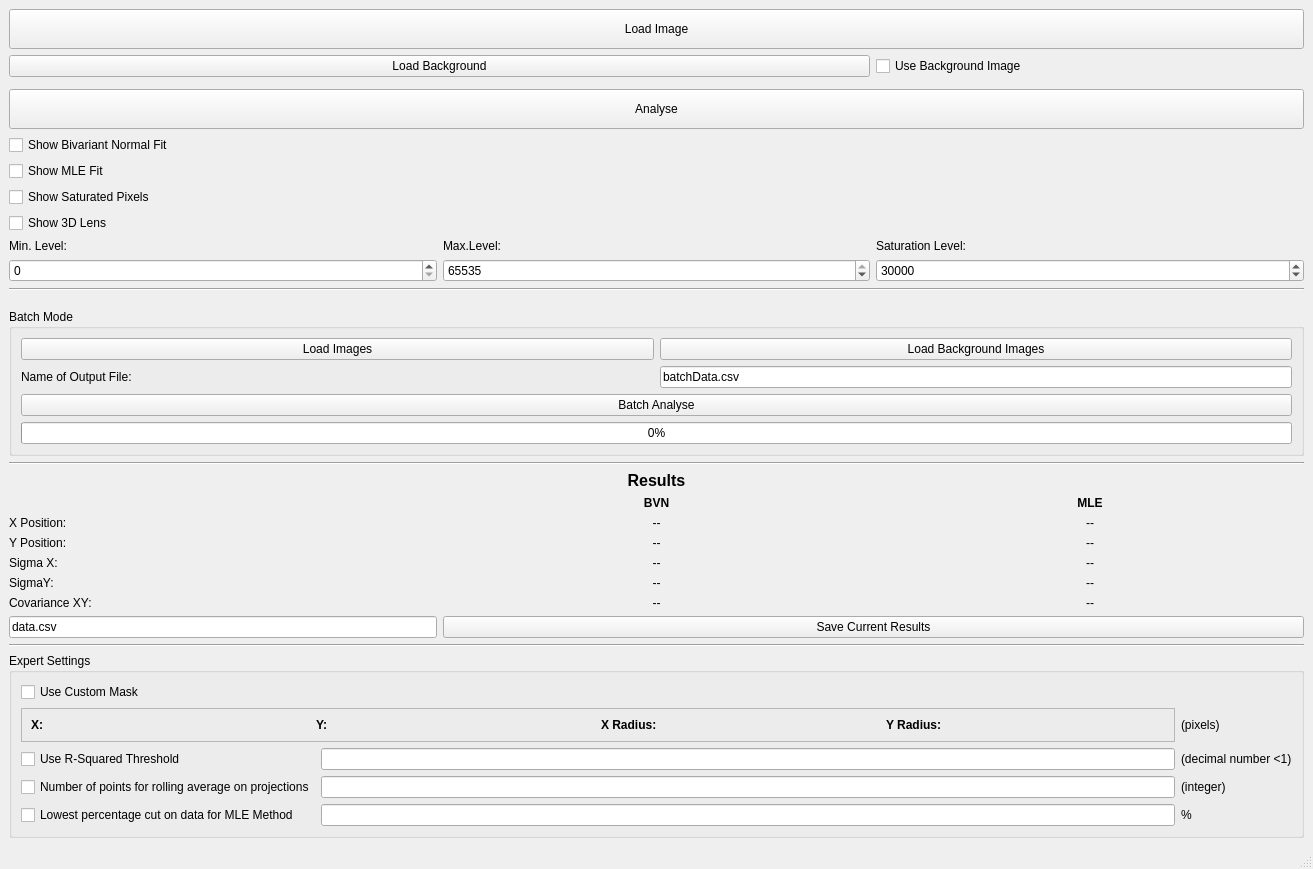
This is Apps/BYScIT/v2/view/view.ui in VELA-CLARA-software/Software as Qt 5 draws it before an edit. The edited form follows.
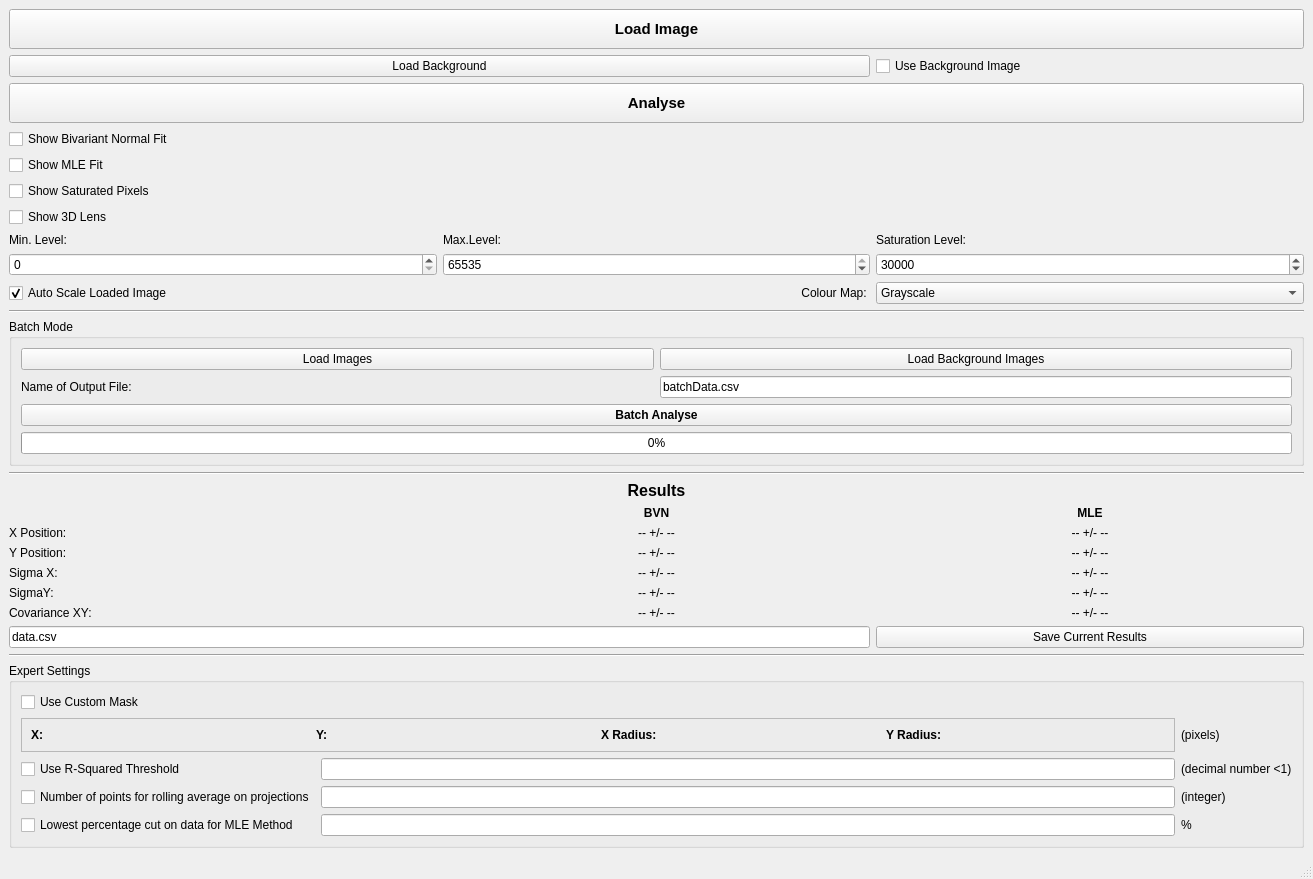
This is the edited form. Icons and pictures are not drawn.

The edit to the form file:
```diff
--- a/Apps/BYScIT/v2/view/view.ui
+++ b/Apps/BYScIT/v2/view/view.ui
@@ -7,11 +7,11 @@
     <x>0</x>
     <y>0</y>
     <width>1313</width>
-    <height>835</height>
+    <height>856</height>
    </rect>
   </property>
   <property name="sizePolicy">
-   <sizepolicy hsizetype="Preferred" vsizetype="Expanding">
+   <sizepolicy hsizetype="Preferred" vsizetype="Preferred">
     <horstretch>0</horstretch>
     <verstretch>0</verstretch>
    </sizepolicy>
@@ -28,17 +28,61 @@
   </property>
   <widget class="QWidget" name="centralwidget">
    <layout class="QGridLayout" name="gridLayout">
-    <item row="9" column="1">
-     <widget class="QSpinBox" name="spinBox_max">
-      <property name="maximum">
-       <number>65535</number>
+    <item row="3" column="0">
+     <widget class="QCheckBox" name="checkBox_showBVNFit">
+      <property name="text">
+       <string>Show Bivariant Normal Fit</string>
       </property>
-      <property name="value">
-       <number>65535</number>
+     </widget>
+    </item>
+    <item row="7" column="2">
+     <widget class="QLabel" name="label_6">
+      <property name="text">
+       <string>Saturation Level:</string>
+      </property>
+     </widget>
+    </item>
+    <item row="7" column="0">
+     <widget class="QLabel" name="label">
+      <property name="sizePolicy">
+       <sizepolicy hsizetype="Preferred" vsizetype="Fixed">
+        <horstretch>0</horstretch>
+        <verstretch>0</verstretch>
+       </sizepolicy>
+      </property>
+      <property name="text">
+       <string>Min. Level:</string>
+      </property>
+     </widget>
+    </item>
+    <item row="7" column="1">
+     <widget class="QLabel" name="label_2">
+      <property name="sizePolicy">
+       <sizepolicy hsizetype="Preferred" vsizetype="Fixed">
+        <horstretch>0</horstretch>
+        <verstretch>0</verstretch>
+       </sizepolicy>
+      </property>
+      <property name="text">
+       <string>Max.Level:</string>
+      </property>
+     </widget>
+    </item>
+    <item row="6" column="0">
+     <widget class="QCheckBox" name="checkBox_show3DLens">
+      <property name="text">
+       <string>Show 3D Lens</string>
       </property>
      </widget>
     </item>
     <item row="5" column="0">
+     <widget class="QCheckBox" name="checkBox_showSaturatedPixels">
+      <property name="text">
+       <string>Show Saturated Pixels</string>
+      </property>
+     </widget>
+    </item>
+    <item row="4" column="0">
      <widget class="QCheckBox" name="checkBox_showMLEFit">
       <property name="text">
        <string>Show MLE Fit</string>
@@ -46,281 +90,191 @@
      </widget>
     </item>
     <item row="8" column="0">
-     <widget class="QLabel" name="label">
-      <property name="sizePolicy">
-       <sizepolicy hsizetype="Preferred" vsizetype="Fixed">
-        <horstretch>0</horstretch>
-        <verstretch>0</verstretch>
-       </sizepolicy>
-      </property>
-      <property name="text">
-       <string>Min. Level:</string>
-      </property>
-     </widget>
-    </item>
-    <item row="14" column="0" colspan="3">
-     <widget class="Line" name="line_2">
-      <property name="sizePolicy">
-       <sizepolicy hsizetype="Minimum" vsizetype="MinimumExpanding">
-        <horstretch>0</horstretch>
-        <verstretch>0</verstretch>
-       </sizepolicy>
-      </property>
-      <property name="orientation">
-       <enum>Qt::Horizontal</enum>
-      </property>
-     </widget>
-    </item>
-    <item row="9" column="0">
      <widget class="QSpinBox" name="spinBox_min">
       <property name="maximum">
        <number>65535</number>
       </property>
      </widget>
     </item>
-    <item row="21" column="1">
-     <widget class="QLabel" name="label_cxyBVN">
-      <property name="text">
-       <string>--</string>
+    <item row="8" column="1">
+     <widget class="QSpinBox" name="spinBox_max">
+      <property name="maximum">
+       <number>65535</number>
       </property>
-      <property name="alignment">
-       <set>Qt::AlignCenter</set>
+      <property name="value">
+       <number>65535</number>
       </property>
      </widget>
     </item>
-    <item row="21" column="0">
-     <widget class="QLabel" name="label_20">
-      <property name="text">
-       <string>Covariance XY:</string>
+    <item row="8" column="2">
+     <widget class="QSpinBox" name="spinBox_satLevel">
+      <property name="maximum">
+       <number>65535</number>
       </property>
+      <property name="value">
+       <number>30000</number>
+      </property>
      </widget>
     </item>
-    <item row="20" column="2">
-     <widget class="QLabel" name="label_syMLE">
-      <property name="text">
-       <string>--</string>
+    <item row="21" column="0" colspan="3">
+     <widget class="Line" name="line">
+      <property name="orientation">
+       <enum>Qt::Horizontal</enum>
       </property>
-      <property name="alignment">
-       <set>Qt::AlignCenter</set>
-      </property>
      </widget>
     </item>
-    <item row="20" column="1">
+    <item row="18" column="1">
      <widget class="QLabel" name="label_syBVN">
       <property name="text">
-       <string>--</string>
+       <string>-- +/- --</string>
       </property>
       <property name="alignment">
        <set>Qt::AlignCenter</set>
       </property>
      </widget>
     </item>
-    <item row="20" column="0">
+    <item row="18" column="0">
      <widget class="QLabel" name="label_19">
       <property name="text">
        <string>SigmaY:</string>
       </property>
      </widget>
     </item>
-    <item row="19" column="2">
+    <item row="17" column="2">
      <widget class="QLabel" name="label_sxMLE">
       <property name="text">
-       <string>--</string>
+       <string>-- +/- --</string>
       </property>
       <property name="alignment">
        <set>Qt::AlignCenter</set>
       </property>
      </widget>
     </item>
-    <item row="18" column="0">
-     <widget class="QLabel" name="label_17">
-      <property name="text">
-       <string>Y Position:</string>
-      </property>
-     </widget>
-    </item>
     <item row="17" column="1">
-     <widget class="QLabel" name="label_xBVN">
+     <widget class="QLabel" name="label_sxBVN">
       <property name="text">
-       <string>--</string>
+       <string>-- +/- --</string>
       </property>
       <property name="alignment">
        <set>Qt::AlignCenter</set>
       </property>
      </widget>
     </item>
-    <item row="17" column="2">
-     <widget class="QLabel" name="label_xMLE">
+    <item row="19" column="2">
+     <widget class="QLabel" name="label_cxyMLE">
       <property name="text">
-       <string>--</string>
+       <string>-- +/- --</string>
       </property>
       <property name="alignment">
        <set>Qt::AlignCenter</set>
       </property>
      </widget>
     </item>
-    <item row="17" column="0">
-     <widget class="QLabel" name="label_16">
+    <item row="19" column="1">
+     <widget class="QLabel" name="label_cxyBVN">
       <property name="text">
-       <string>X Position:</string>
+       <string>-- +/- --</string>
+      </property>
+      <property name="alignment">
+       <set>Qt::AlignCenter</set>
       </property>
      </widget>
     </item>
     <item row="19" column="0">
+     <widget class="QLabel" name="label_20">
+      <property name="text">
+       <string>Covariance XY:</string>
+      </property>
+     </widget>
+    </item>
+    <item row="18" column="2">
+     <widget class="QLabel" name="label_syMLE">
+      <property name="text">
+       <string>-- +/- --</string>
+      </property>
+      <property name="alignment">
+       <set>Qt::AlignCenter</set>
+      </property>
+     </widget>
+    </item>
+    <item row="17" column="0">
      <widget class="QLabel" name="label_18">
       <property name="text">
        <string>Sigma X:</string>
       </property>
      </widget>
     </item>
-    <item row="21" column="2">
-     <widget class="QLabel" name="label_cxyMLE">
-      <property name="text">
-       <string>--</string>
-      </property>
-      <property name="alignment">
-       <set>Qt::AlignCenter</set>
-      </property>
-     </widget>
-    </item>
-    <item row="23" column="0" colspan="3">
-     <widget class="Line" name="line">
-      <property name="orientation">
-       <enum>Qt::Horizontal</enum>
-      </property>
-     </widget>
-    </item>
-    <item row="18" column="1">
-     <widget class="QLabel" name="label_yBVN">
-      <property name="text">
-       <string>--</string>
-      </property>
-      <property name="alignment">
-       <set>Qt::AlignCenter</set>
-      </property>
-     </widget>
-    </item>
     <item row="16" column="2">
-     <widget class="QLabel" name="label_5">
-      <property name="font">
-       <font>
-        <weight>75</weight>
-        <bold>true</bold>
-       </font>
-      </property>
-      <property name="text">
-       <string>MLE</string>
-      </property>
-      <property name="alignment">
-       <set>Qt::AlignCenter</set>
-      </property>
-     </widget>
-    </item>
-    <item row="18" column="2">
      <widget class="QLabel" name="label_yMLE">
       <property name="text">
-       <string>--</string>
+       <string>-- +/- --</string>
       </property>
       <property name="alignment">
        <set>Qt::AlignCenter</set>
       </property>
      </widget>
     </item>
-    <item row="19" column="1">
-     <widget class="QLabel" name="label_sxBVN">
-      <property name="text">
-       <string>--</string>
-      </property>
-      <property name="alignment">
-       <set>Qt::AlignCenter</set>
-      </property>
-     </widget>
-    </item>
-    <item row="8" column="2">
-     <widget class="QLabel" name="label_6">
-      <property name="text">
-       <string>Saturation Level:</string>
-      </property>
-     </widget>
-    </item>
-    <item row="3" column="0" colspan="3">
-     <widget class="QPushButton" name="pushButton_analyse">
-      <property name="sizePolicy">
-       <sizepolicy hsizetype="Minimum" vsizetype="MinimumExpanding">
-        <horstretch>0</horstretch>
-        <verstretch>0</verstretch>
-       </sizepolicy>
-      </property>
-      <property name="minimumSize">
-       <size>
-        <width>0</width>
-        <height>40</height>
-       </size>
-      </property>
-      <property name="text">
-       <string>Analyse</string>
-      </property>
-      <property name="checkable">
-       <bool>false</bool>
-      </property>
-      <property name="checked">
-       <bool>false</bool>
-      </property>
-      <property name="autoExclusive">
-       <bool>false</bool>
-      </property>
-     </widget>
-    </item>
-    <item row="8" column="1">
-     <widget class="QLabel" name="label_2">
-      <property name="sizePolicy">
-       <sizepolicy hsizetype="Preferred" vsizetype="Fixed">
-        <horstretch>0</horstretch>
-        <verstretch>0</verstretch>
-       </sizepolicy>
-      </property>
-      <property name="text">
-       <string>Max.Level:</string>
-      </property>
-     </widget>
-    </item>
-    <item row="0" column="0" colspan="3">
-     <widget class="QPushButton" name="pushButton_loadImage">
-      <property name="sizePolicy">
-       <sizepolicy hsizetype="Minimum" vsizetype="MinimumExpanding">
-        <horstretch>0</horstretch>
-        <verstretch>0</verstretch>
-       </sizepolicy>
-      </property>
-      <property name="minimumSize">
-       <size>
-        <width>0</width>
-        <height>40</height>
-       </size>
-      </property>
-      <property name="text">
-       <string>Load Image</string>
-      </property>
-     </widget>
-    </item>
-    <item row="9" column="2">
-     <widget class="QSpinBox" name="spinBox_satLevel">
-      <property name="maximum">
-       <number>65535</number>
-      </property>
-      <property name="value">
-       <number>30000</number>
-      </property>
-     </widget>
-    </item>
-    <item row="7" column="0">
-     <widget class="QCheckBox" name="checkBox_show3DLens">
-      <property name="text">
-       <string>Show 3D Lens</string>
-      </property>
-     </widget>
-    </item>
     <item row="16" column="1">
+     <widget class="QLabel" name="label_yBVN">
+      <property name="text">
+       <string>-- +/- --</string>
+      </property>
+      <property name="alignment">
+       <set>Qt::AlignCenter</set>
+      </property>
+     </widget>
+    </item>
+    <item row="16" column="0">
+     <widget class="QLabel" name="label_17">
+      <property name="text">
+       <string>Y Position:</string>
+      </property>
+     </widget>
+    </item>
+    <item row="15" column="2">
+     <widget class="QLabel" name="label_xMLE">
+      <property name="text">
+       <string>-- +/- --</string>
+      </property>
+      <property name="alignment">
+       <set>Qt::AlignCenter</set>
+      </property>
+     </widget>
+    </item>
+    <item row="15" column="1">
+     <widget class="QLabel" name="label_xBVN">
+      <property name="text">
+       <string>-- +/- --</string>
+      </property>
+      <property name="alignment">
+       <set>Qt::AlignCenter</set>
+      </property>
+     </widget>
+    </item>
+    <item row="15" column="0">
+     <widget class="QLabel" name="label_16">
+      <property name="text">
+       <string>X Position:</string>
+      </property>
+     </widget>
+    </item>
+    <item row="14" column="2">
+     <widget class="QLabel" name="label_5">
+      <property name="font">
+       <font>
+        <weight>75</weight>
+        <bold>true</bold>
+       </font>
+      </property>
+      <property name="text">
+       <string>MLE</string>
+      </property>
+      <property name="alignment">
+       <set>Qt::AlignCenter</set>
+      </property>
+     </widget>
+    </item>
+    <item row="14" column="1">
      <widget class="QLabel" name="label_4">
       <property name="font">
        <font>
@@ -336,128 +290,74 @@
       </property>
      </widget>
     </item>
-    <item row="15" column="0" colspan="3">
-     <widget class="QLabel" name="label_3">
-      <property name="font">
-       <font>
-        <pointsize>12</pointsize>
-        <weight>75</weight>
-        <bold>true</bold>
-       </font>
+    <item row="12" column="0" colspan="3">
+     <widget class="Line" name="line_2">
+      <property name="sizePolicy">
+       <sizepolicy hsizetype="Minimum" vsizetype="Fixed">
+        <horstretch>0</horstretch>
+        <verstretch>0</verstretch>
+       </sizepolicy>
       </property>
+      <property name="orientation">
+       <enum>Qt::Horizontal</enum>
+      </property>
+     </widget>
+    </item>
+    <item row="9" column="2">
+     <widget class="QComboBox" name="comboBox_colourMap">
+      <item>
+       <property name="text">
+        <string>Grayscale</string>
+       </property>
+      </item>
+      <item>
+       <property name="text">
+        <string>Inverted Grayscale</string>
+       </property>
+      </item>
+      <item>
+       <property name="text">
+        <string>Fire</string>
+       </property>
+      </item>
+      <item>
+       <property name="text">
+        <string>Rainbow</string>
+       </property>
+      </item>
+     </widget>
+    </item>
+    <item row="9" column="1">
+     <widget class="QLabel" name="label_ColourMap">
       <property name="text">
-       <string>Results</string>
+       <string>Colour Map: </string>
       </property>
       <property name="alignment">
-       <set>Qt::AlignCenter</set>
+       <set>Qt::AlignRight|Qt::AlignTrailing|Qt::AlignVCenter</set>
       </property>
      </widget>
     </item>
-    <item row="6" column="0">
-     <widget class="QCheckBox" name="checkBox_showSaturatedPixels">
+    <item row="9" column="0">
+     <widget class="QCheckBox" name="checkBox_autoScale">
       <property name="text">
-       <string>Show Saturated Pixels</string>
+       <string>Auto Scale Loaded Image</string>
       </property>
+      <property name="checked">
+       <bool>true</bool>
+      </property>
      </widget>
     </item>
-    <item row="4" column="0">
-     <widget class="QCheckBox" name="checkBox_showBVNFit">
+    <item row="1" column="2">
+     <widget class="QCheckBox" name="checkBox_useBackground">
       <property name="text">
-       <string>Show Bivariant Normal Fit</string>
+       <string>Use Background Image</string>
       </property>
      </widget>
     </item>
-    <item row="0" column="3" rowspan="25">
+    <item row="0" column="3" rowspan="23">
      <layout class="QGridLayout" name="gridLayout_4"/>
     </item>
-    <item row="10" column="0" colspan="3">
-     <widget class="Line" name="line_4">
-      <property name="orientation">
-       <enum>Qt::Horizontal</enum>
-      </property>
-     </widget>
-    </item>
-    <item row="13" column="0" colspan="3">
-     <widget class="QGroupBox" name="groupBox_2">
-      <property name="title">
-       <string>Batch Mode</string>
-      </property>
-      <layout class="QGridLayout" name="gridLayout_5">
-       <item row="0" column="0">
-        <widget class="QPushButton" name="pushButton_loadImagesBatch">
-         <property name="text">
-          <string>Load Images</string>
-         </property>
-         <property name="checkable">
-          <bool>false</bool>
-         </property>
-        </widget>
-       </item>
-       <item row="2" column="0">
-        <widget class="QLabel" name="label_11">
-         <property name="text">
-          <string>Name of Output File:</string>
-         </property>
-        </widget>
-       </item>
-       <item row="4" column="0" colspan="2">
-        <widget class="QProgressBar" name="progressBar_batchMode">
-         <property name="value">
-          <number>0</number>
-         </property>
-        </widget>
-       </item>
-       <item row="2" column="1">
-        <widget class="QLineEdit" name="lineEdit_dataFileNameBatch">
-         <property name="sizePolicy">
-          <sizepolicy hsizetype="Minimum" vsizetype="Fixed">
-           <horstretch>0</horstretch>
-           <verstretch>0</verstretch>
-          </sizepolicy>
-         </property>
-         <property name="text">
-          <string>batchData.csv</string>
-         </property>
-        </widget>
-       </item>
-       <item row="0" column="1">
-        <widget class="QPushButton" name="pushButton_loadBkgrndImagesBatch">
-         <property name="text">
-          <string>Load Background Images</string>
-         </property>
-        </widget>
-       </item>
-       <item row="3" column="0" colspan="2">
-        <widget class="QPushButton" name="pushButton_analyseBatch">
-         <property name="text">
-          <string>Batch Analyse</string>
-         </property>
-        </widget>
-       </item>
-      </layout>
-     </widget>
-    </item>
-    <item row="22" column="1" colspan="2">
-     <widget class="QPushButton" name="pushButton_saveCurrentData">
-      <property name="text">
-       <string>Save Current Results</string>
-      </property>
-     </widget>
-    </item>
-    <item row="22" column="0">
-     <widget class="QLineEdit" name="lineEdit_dataFileName">
-      <property name="sizePolicy">
-       <sizepolicy hsizetype="Minimum" vsizetype="Fixed">
-        <horstretch>0</horstretch>
-        <verstretch>0</verstretch>
-       </sizepolicy>
-      </property>
-      <property name="text">
-       <string>data.csv</string>
-      </property>
-     </widget>
-    </item>
-    <item row="24" column="0" colspan="3">
+    <item row="22" column="0" colspan="3">
      <widget class="QGroupBox" name="groupBox">
       <property name="title">
        <string>Expert Settings</string>
@@ -619,6 +519,137 @@
       </layout>
      </widget>
     </item>
+    <item row="13" column="1">
+     <widget class="QLabel" name="label_3">
+      <property name="font">
+       <font>
+        <pointsize>12</pointsize>
+        <weight>75</weight>
+        <bold>true</bold>
+       </font>
+      </property>
+      <property name="text">
+       <string>Results</string>
+      </property>
+      <property name="alignment">
+       <set>Qt::AlignCenter</set>
+      </property>
+     </widget>
+    </item>
+    <item row="10" column="0" colspan="3">
+     <widget class="Line" name="line_4">
+      <property name="orientation">
+       <enum>Qt::Horizontal</enum>
+      </property>
+     </widget>
+    </item>
+    <item row="11" column="0" colspan="3">
+     <widget class="QGroupBox" name="groupBox_2">
+      <property name="font">
+       <font>
+        <weight>50</weight>
+        <bold>false</bold>
+       </font>
+      </property>
+      <property name="title">
+       <string>Batch Mode</string>
+      </property>
+      <layout class="QGridLayout" name="gridLayout_5">
+       <item row="0" column="0">
+        <widget class="QPushButton" name="pushButton_loadImagesBatch">
+         <property name="text">
+          <string>Load Images</string>
+         </property>
+         <property name="checkable">
+          <bool>false</bool>
+         </property>
+        </widget>
+       </item>
+       <item row="2" column="0">
+        <widget class="QLabel" name="label_11">
+         <property name="text">
+          <string>Name of Output File:</string>
+         </property>
+        </widget>
+       </item>
+       <item row="4" column="0" colspan="2">
+        <widget class="QProgressBar" name="progressBar_batchMode">
+         <property name="value">
+          <number>0</number>
+         </property>
+        </widget>
+       </item>
+       <item row="2" column="1">
+        <widget class="QLineEdit" name="lineEdit_dataFileNameBatch">
+         <property name="sizePolicy">
+          <sizepolicy hsizetype="Minimum" vsizetype="Fixed">
+           <horstretch>0</horstretch>
+           <verstretch>0</verstretch>
+          </sizepolicy>
+         </property>
+         <property name="text">
+          <string>batchData.csv</string>
+         </property>
+        </widget>
+       </item>
+       <item row="0" column="1">
+        <widget class="QPushButton" name="pushButton_loadBkgrndImagesBatch">
+         <property name="text">
+          <string>Load Background Images</string>
+         </property>
+        </widget>
+       </item>
+       <item row="3" column="0" colspan="2">
+        <widget class="QPushButton" name="pushButton_analyseBatch">
+         <property name="font">
+          <font>
+           <weight>75</weight>
+           <bold>true</bold>
+          </font>
+         </property>
+         <property name="text">
+          <string>Batch Analyse</string>
+         </property>
+        </widget>
+       </item>
+      </layout>
+     </widget>
+    </item>
+    <item row="2" column="0" colspan="3">
+     <widget class="QPushButton" name="pushButton_analyse">
+      <property name="sizePolicy">
+       <sizepolicy hsizetype="Minimum" vsizetype="MinimumExpanding">
+        <horstretch>0</horstretch>
+        <verstretch>0</verstretch>
+       </sizepolicy>
+      </property>
+      <property name="minimumSize">
+       <size>
+        <width>0</width>
+        <height>40</height>
+       </size>
+      </property>
+      <property name="font">
+       <font>
+        <pointsize>11</pointsize>
+        <weight>75</weight>
+        <bold>true</bold>
+       </font>
+      </property>
+      <property name="text">
+       <string>Analyse</string>
+      </property>
+      <property name="checkable">
+       <bool>false</bool>
+      </property>
+      <property name="checked">
+       <bool>false</bool>
+      </property>
+      <property name="autoExclusive">
+       <bool>false</bool>
+      </property>
+     </widget>
+    </item>
     <item row="1" column="0" colspan="2">
      <widget class="QPushButton" name="pushButton_loadBkgrnd">
       <property name="text">
@@ -626,10 +657,49 @@
       </property>
      </widget>
     </item>
-    <item row="1" column="2">
-     <widget class="QCheckBox" name="checkBox_useBackground">
+    <item row="0" column="0" colspan="3">
+     <widget class="QPushButton" name="pushButton_loadImage">
+      <property name="sizePolicy">
+       <sizepolicy hsizetype="Minimum" vsizetype="MinimumExpanding">
+        <horstretch>0</horstretch>
+        <verstretch>0</verstretch>
+       </sizepolicy>
+      </property>
+      <property name="minimumSize">
+       <size>
+        <width>0</width>
+        <height>40</height>
+       </size>
+      </property>
+      <property name="font">
+       <font>
+        <pointsize>11</pointsize>
+        <weight>75</weight>
+        <bold>true</bold>
+       </font>
+      </property>
       <property name="text">
-       <string>Use Background Image</string>
+       <string>Load Image</string>
+      </property>
+     </widget>
+    </item>
+    <item row="20" column="2">
+     <widget class="QPushButton" name="pushButton_saveCurrentData">
+      <property name="text">
+       <string>Save Current Results</string>
+      </property>
+     </widget>
+    </item>
+    <item row="20" column="0" colspan="2">
+     <widget class="QLineEdit" name="lineEdit_dataFileName">
+      <property name="sizePolicy">
+       <sizepolicy hsizetype="Minimum" vsizetype="Fixed">
+        <horstretch>0</horstretch>
+        <verstretch>0</verstretch>
+       </sizepolicy>
+      </property>
+      <property name="text">
+       <string>data.csv</string>
       </property>
      </widget>
     </item>
```
